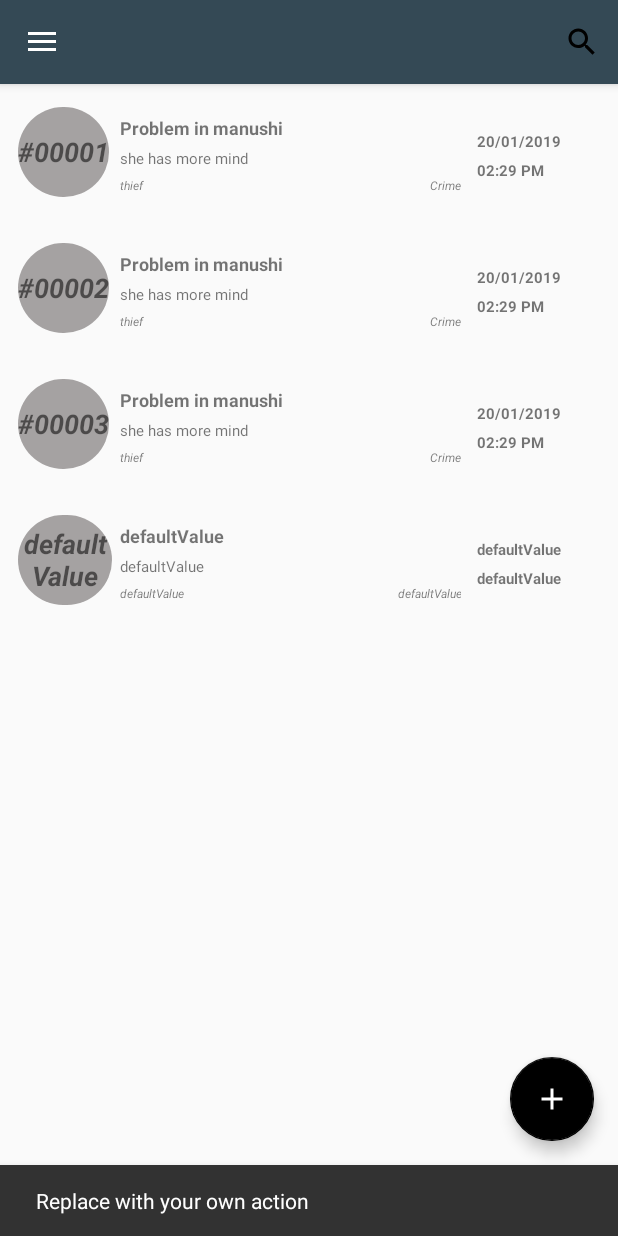
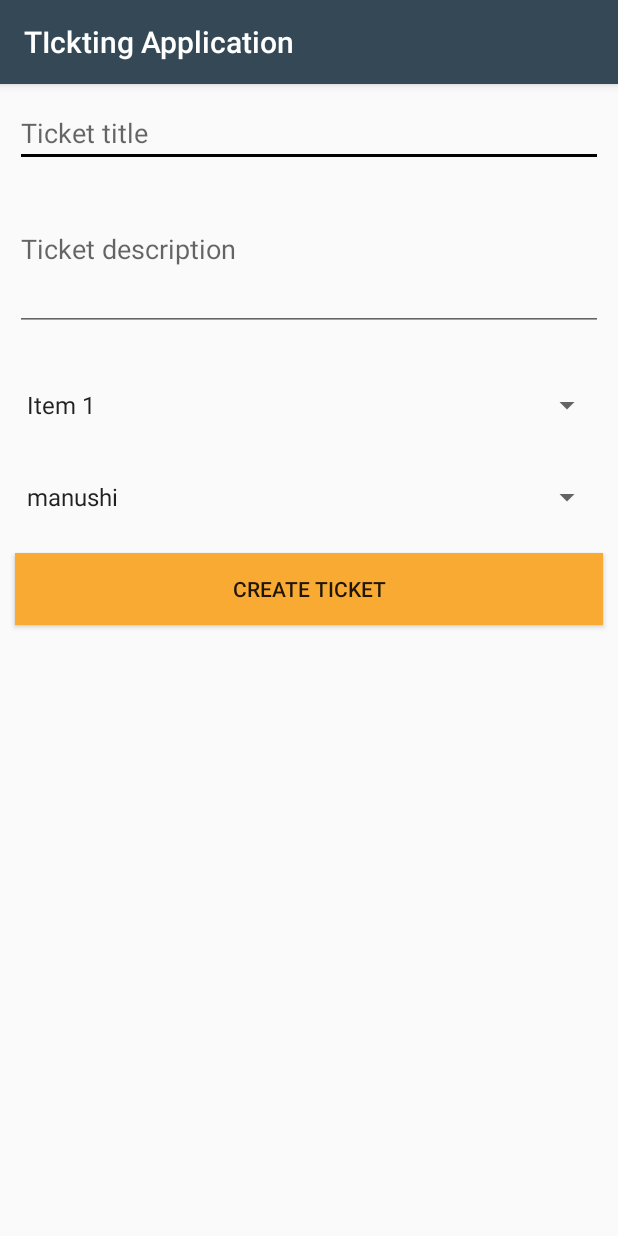
Before and after one commit to Manushimodi/TicketingApplication, an Android app: the superadmin_homepage screen opened directly, with no data from a screen before it, after a tap on an icon or button, on a phone screen of 412 x 824 dp. Run offline under Robolectric (Android 15) with nearby library versions, the phone set to English and light mode, and no system bars; our stand-ins replace Firebase (no records; nobody signed in at launch, a user with empty details on screens opened directly).

Commit message:
google sign in

```diff
--- a/app/build.gradle
+++ b/app/build.gradle
@@ -32,6 +32,8 @@ dependencies {
     implementation 'com.google.firebase:firebase-auth:16.1.0'
     implementation 'com.google.firebase:firebase-database:16.0.5'
     implementation 'com.android.support:design:28.0.0'
+    implementation 'com.google.android.gms:play-services-auth:16.0.1'
+
     testImplementation 'junit:junit:4.12'
     androidTestImplementation 'com.android.support.test:runner:1.0.2'
     androidTestImplementation 'com.android.support.test.espresso:espresso-core:3.0.2'
--- a/app/src/main/AndroidManifest.xml
+++ b/app/src/main/AndroidManifest.xml
@@ -1,6 +1,7 @@
 <?xml version="1.0" encoding="utf-8"?>
 <manifest xmlns:android="http://schemas.android.com/apk/res/android"
           package="com.example.nisargdoshi.ticktingapplication">
+    <uses-permission android:name="android.permission.INTERNET"></uses-permission>
 
     <application
             android:allowBackup="true"
@@ -17,7 +18,6 @@
             </intent-filter>
         </activity>
         <activity android:name=".LoginActivity">
-
         </activity>
         <activity android:name=".RegisterActivity">
         </activity>
@@ -33,6 +33,8 @@
                 android:label="@string/title_activity_admin"
                 android:theme="@style/AppTheme.NoActionBar">
         </activity>
+        <activity android:name=".TicketCreateActivity">
+        </activity>
     </application>
 
 </manifest>
--- a/app/src/main/java/com/example/nisargdoshi/ticktingapplication/RegisterActivity.kt
+++ b/app/src/main/java/com/example/nisargdoshi/ticktingapplication/RegisterActivity.kt
@@ -1,7 +1,6 @@
 package com.example.nisargdoshi.ticktingapplication
 
 import android.app.Activity
-import android.app.PendingIntent.getActivity
 import android.support.v7.app.AppCompatActivity
 import android.os.Bundle
 import android.widget.FrameLayout
--- /dev/null
+++ b/app/src/main/java/com/example/nisargdoshi/ticktingapplication/TicketCreateActivity.kt
@@ -0,0 +1,62 @@
+package com.example.nisargdoshi.ticktingapplication
+
+import android.support.v7.app.AppCompatActivity
+import android.os.Bundle
+import android.widget.ArrayAdapter
+import com.google.firebase.auth.FirebaseAuth
+import com.google.firebase.database.DatabaseReference
+import com.google.firebase.database.FirebaseDatabase
+import com.google.firebase.database.ServerValue
+import kotlinx.android.synthetic.main.activity_ticket_create.*
+import kotlinx.android.synthetic.main.ticketlayout.*
+
+class TicketCreateActivity : AppCompatActivity() {
+    private var mAuth: FirebaseAuth? = null
+    private var mDatabaseReference: DatabaseReference? = null
+    private var mDatabase: FirebaseDatabase? = null
+
+    override fun onCreate(savedInstanceState: Bundle?) {
+        super.onCreate(savedInstanceState)
+        setContentView(R.layout.activity_ticket_create)
+
+
+
+        mDatabase = FirebaseDatabase.getInstance()
+        mDatabaseReference = mDatabase!!.reference!!.child("organizations")
+        mAuth = FirebaseAuth.getInstance()
+
+        var list_of_items = arrayOf("Item 1", "Item 2", "Item 3")
+        var arrayList: ArrayList<String>? = ArrayList<String>()
+
+        arrayList!!.add("manushi")
+        arrayList!!.add("manushi")
+        arrayList!!.add("manushi")
+        arrayList!!.add("manushi")
+        val array_adapter = ArrayAdapter(this, android.R.layout.simple_spinner_item, list_of_items)
+        array_adapter.setDropDownViewResource(android.R.layout.simple_spinner_dropdown_item)
+
+        sp_ticketcategory_ticketcreate!!.setAdapter(array_adapter)
+
+
+        var array_adapter1 = ArrayAdapter(this,android.R.layout.simple_spinner_item, arrayList)
+        array_adapter1.setDropDownViewResource(android.R.layout.simple_spinner_dropdown_item)
+
+        sp_ticketdepartment_ticketcreate!!.setAdapter(array_adapter1)
+
+
+        btn_ticketcreate_ticketcreate.setOnClickListener(){
+            var mDatabase1: DatabaseReference? = null
+            var mDatabase2: DatabaseReference? = null
+
+            mDatabase2 = mDatabase!!.reference!!.child("organizations/" + mAuth!!.uid + "/tickets")
+            mDatabase2!!.child("ticketno").setValue("00001")
+            mDatabase2!!.child("tickeettitle").setValue(et_tickettitle_ticketcreate.text.toString())
+            mDatabase2!!.child("ticketdescription").setValue(et_ticketdesc_ticketcreate.text.toString())
+            mDatabase2!!.child("tickecategory").setValue(sp_ticketcategory_ticketcreate.selectedItem.toString())
+            mDatabase2!!.child("ticketdepartment").setValue(sp_ticketdepartment_ticketcreate.selectedItem.toString())
+            mDatabase2!!.child("ticketcreationtime").setValue(ServerValue.TIMESTAMP);
+
+        }
+
+    }
+}
--- a/app/src/main/java/com/example/nisargdoshi/ticktingapplication/superadmin_homepage.kt
+++ b/app/src/main/java/com/example/nisargdoshi/ticktingapplication/superadmin_homepage.kt
@@ -3,6 +3,7 @@ package com.example.nisargdoshi.ticktingapplication
 import android.annotation.SuppressLint
 import android.app.ActionBar
 import android.app.Activity
+import android.content.Intent
 import android.graphics.Color
 import android.os.Bundle
 import android.support.design.widget.Snackbar
@@ -23,7 +24,9 @@ import android.util.Log
 import android.view.*
 import android.widget.ArrayAdapter
 import android.widget.GridLayout
+import android.widget.Toast
 import com.example.nisargdoshi.ticktingapplication.Model.ticketmodel
+import com.google.firebase.database.ServerValue
 import kotlinx.android.synthetic.main.content_superadmin_homepage.*
 import java.util.*
 import kotlin.collections.ArrayList
@@ -41,6 +44,11 @@ class superadmin_homepage : AppCompatActivity(), NavigationView.OnNavigationItem
         setSupportActionBar(toolbar)
 
 
+        //val timestampNow = HashMap<String,Object>()
+      //  timestampNow.put("timestamp", ServerValue.TIMESTAMP);
+
+
+    //    Log.d("date----","==="+ ServerValue.TIMESTAMP.)
         /*var ti=ticketmodel()
         ti.ticketcategory="yoooo"
         Log.d("modeldata==","***"+ti.ticketcategory+"=="+ti.ticketid)
@@ -48,9 +56,13 @@ class superadmin_homepage : AppCompatActivity(), NavigationView.OnNavigationItem
 
 
        // actity=this
-        fab.setOnClickListener { view ->
-            Snackbar.make(view, "Replace with your own action", Snackbar.LENGTH_LONG)
-                .setAction("Action", null).show()
+        fab.setOnClickListener { root1 ->
+            var intent = Intent(this,TicketCreateActivity::class.java)
+            startActivity(intent)
+
+
+
+
         }
 
 
--- /dev/null
+++ b/app/src/main/res/drawable/ic_remove_red_eye_black_24dp.xml
@@ -0,0 +1,5 @@
+<vector android:height="24dp" android:tint="#020202"
+    android:viewportHeight="24.0" android:viewportWidth="24.0"
+    android:width="24dp" xmlns:android="http://schemas.android.com/apk/res/android">
+    <path android:fillColor="#FF000000" android:pathData="M12,4.5C7,4.5 2.73,7.61 1,12c1.73,4.39 6,7.5 11,7.5s9.27,-3.11 11,-7.5c-1.73,-4.39 -6,-7.5 -11,-7.5zM12,17c-2.76,0 -5,-2.24 -5,-5s2.24,-5 5,-5 5,2.24 5,5 -2.24,5 -5,5zM12,9c-1.66,0 -3,1.34 -3,3s1.34,3 3,3 3,-1.34 3,-3 -1.34,-3 -3,-3z"/>
+</vector>
--- /dev/null
+++ b/app/src/main/res/layout/activity_ticket_create.xml
@@ -0,0 +1,59 @@
+<?xml version="1.0" encoding="utf-8"?>
+<LinearLayout
+        xmlns:android="http://schemas.android.com/apk/res/android"
+        xmlns:tools="http://schemas.android.com/tools"
+        xmlns:app="http://schemas.android.com/apk/res-auto"
+        android:layout_width="match_parent"
+        android:layout_height="match_parent"
+        tools:context=".TicketCreateActivity"
+        android:orientation="vertical"
+        android:layout_marginTop="10dp">
+
+    <EditText
+            android:id="@+id/et_tickettitle_ticketcreate"
+            android:layout_width="match_parent"
+            android:layout_height="wrap_content"
+            android:hint="Ticket title"
+            android:layout_marginHorizontal="10dp"/>
+
+    <EditText
+            android:id="@+id/et_ticketdesc_ticketcreate"
+            android:layout_width="match_parent"
+            android:layout_height="wrap_content"
+            android:hint="Ticket description"
+            android:lines="4"
+            android:maxLines="4"
+            android:inputType="textMultiLine"
+            android:layout_marginHorizontal="10dp"/>
+
+
+    <android.support.v7.widget.AppCompatSpinner
+            android:id="@+id/sp_ticketcategory_ticketcreate"
+            android:layout_width="match_parent"
+            android:layout_height="wrap_content"
+            android:layout_marginHorizontal="10dp"
+            android:tooltipText="mane nah khabar"
+            android:layout_marginTop="37dp"
+            android:overlapAnchor="false">
+    </android.support.v7.widget.AppCompatSpinner>
+
+    <android.support.v7.widget.AppCompatSpinner
+            android:id="@+id/sp_ticketdepartment_ticketcreate"
+            android:layout_width="match_parent"
+            android:layout_height="wrap_content"
+            android:layout_marginHorizontal="10dp"
+            android:tooltipText="mane nah khabar"
+            android:layout_marginTop="37dp">
+
+    </android.support.v7.widget.AppCompatSpinner>
+
+    <Button
+            android:id="@+id/btn_ticketcreate_ticketcreate"
+            android:layout_width="match_parent"
+            android:layout_height="wrap_content"
+            android:layout_marginTop="25dp"
+            android:layout_marginHorizontal="10dp"
+            android:text="Create Ticket"
+            android:background="@color/colorPrimaryDark"/>
+
+</LinearLayout>
--- a/app/src/main/res/layout/ticketlayout.xml
+++ b/app/src/main/res/layout/ticketlayout.xml
@@ -42,7 +42,7 @@
                     android:layout_height="wrap_content"
                     android:text="This is Ticket Title..."
                     android:layout_marginTop="5dp"
-                    android:textSize="12sp"
+                    android:textSize="15sp"
                     android:textStyle="bold"
             />
             <TextView
@@ -51,7 +51,7 @@
                     android:layout_height="wrap_content"
                     android:layout_marginTop="5dp"
                     android:text="This is Ticket Description..."
-                    android:textSize="10sp"/>
+                    android:textSize="13sp"/>
 
             <LinearLayout
                     android:layout_width="match_parent"
@@ -64,7 +64,7 @@
                         android:layout_width="0dp"
                         android:layout_height="wrap_content"
                         android:text="Category"
-                        android:textSize="8sp"
+                        android:textSize="11sp"
                         android:textStyle="italic"
                         android:layout_weight="1"/>
                 <TextView
@@ -74,7 +74,7 @@
                         android:text="department"
                         android:gravity="right"
                         android:textStyle="italic"
-                        android:textSize="8sp"
+                        android:textSize="11sp"
                         android:layout_weight="1"/>
 
             </LinearLayout>
@@ -95,7 +95,7 @@
                     android:layout_marginVertical="5dp"
                     android:layout_height="wrap_content"
                     android:text="01/02/2018"
-                    android:textSize="10sp"
+                    android:textSize="13sp"
                     android:textStyle="bold"/>
 
             <TextView
@@ -103,7 +103,7 @@
                     android:layout_width="match_parent"
                     android:layout_height="wrap_content"
                     android:text="03:58 PM"
-                    android:textSize="10sp"
+                    android:textSize="13sp"
                     android:textStyle="bold"/>
 
         </LinearLayout>
--- a/build.gradle
+++ b/build.gradle
@@ -1,13 +1,13 @@
 // Top-level build file where you can add configuration options common to all sub-projects/modules.
 
 buildscript {
-    ext.kotlin_version = '1.2.71'
+    ext.kotlin_version = '1.3.0'
     repositories {
         google()
         jcenter()
     }
     dependencies {
-        classpath 'com.android.tools.build:gradle:3.2.1'
+        classpath 'com.android.tools.build:gradle:3.3.0'
         classpath "org.jetbrains.kotlin:kotlin-gradle-plugin:$kotlin_version"
         classpath 'com.google.gms:google-services:4.0.1'
 
```
Also changed, not shown: app/src/main/java/com/example/nisargdoshi/ticktingapplication/FragmentOrganizatoinDetail.kt (+4 -6 lines), app/src/main/java/com/example/nisargdoshi/ticktingapplication/FragmentUserDetail.kt (+1 -10 lines), app/src/main/java/com/example/nisargdoshi/ticktingapplication/LoginActivity.kt (+63 -4 lines), app/src/main/res/layout/activity_login.xml (+16 -1 lines), app/src/main/res/layout/login.xml (added, +50 -0 lines), app/src/main/res/values/strings.xml (+7 -0 lines), app/src/main/res/drawable-v24/background.jpg (added), gradle/wrapper/gradle-wrapper.properties.
